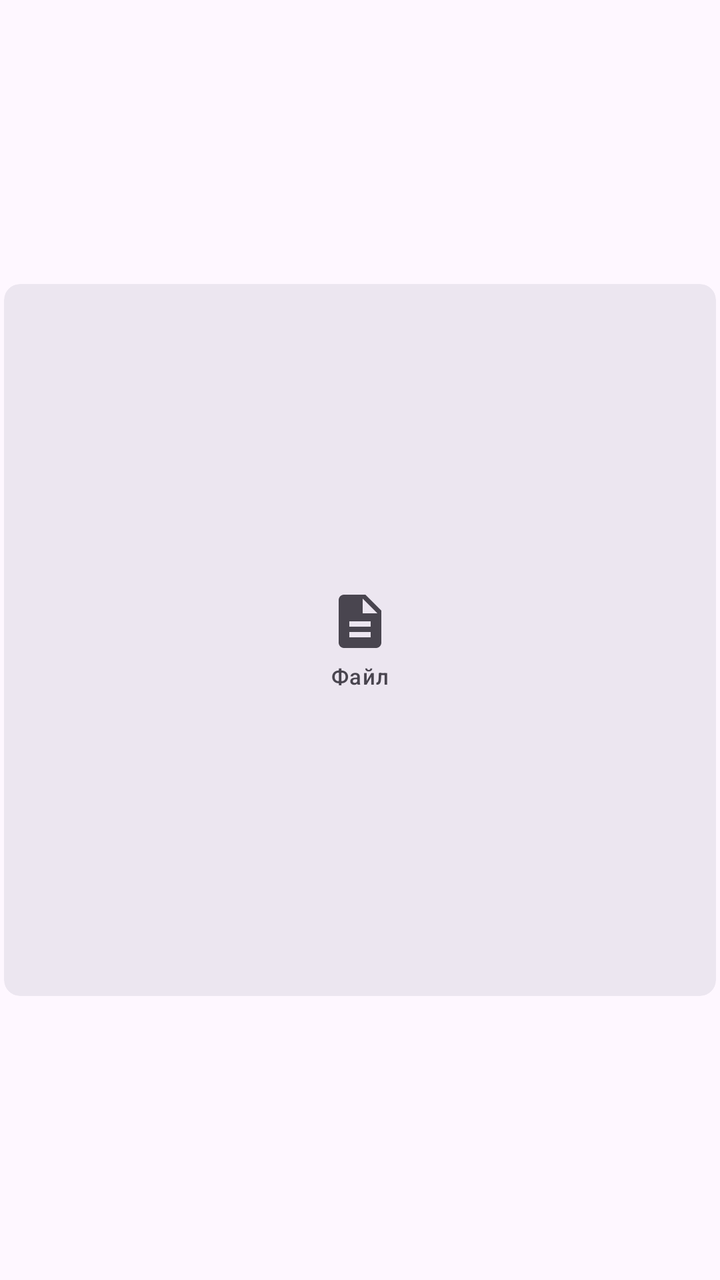
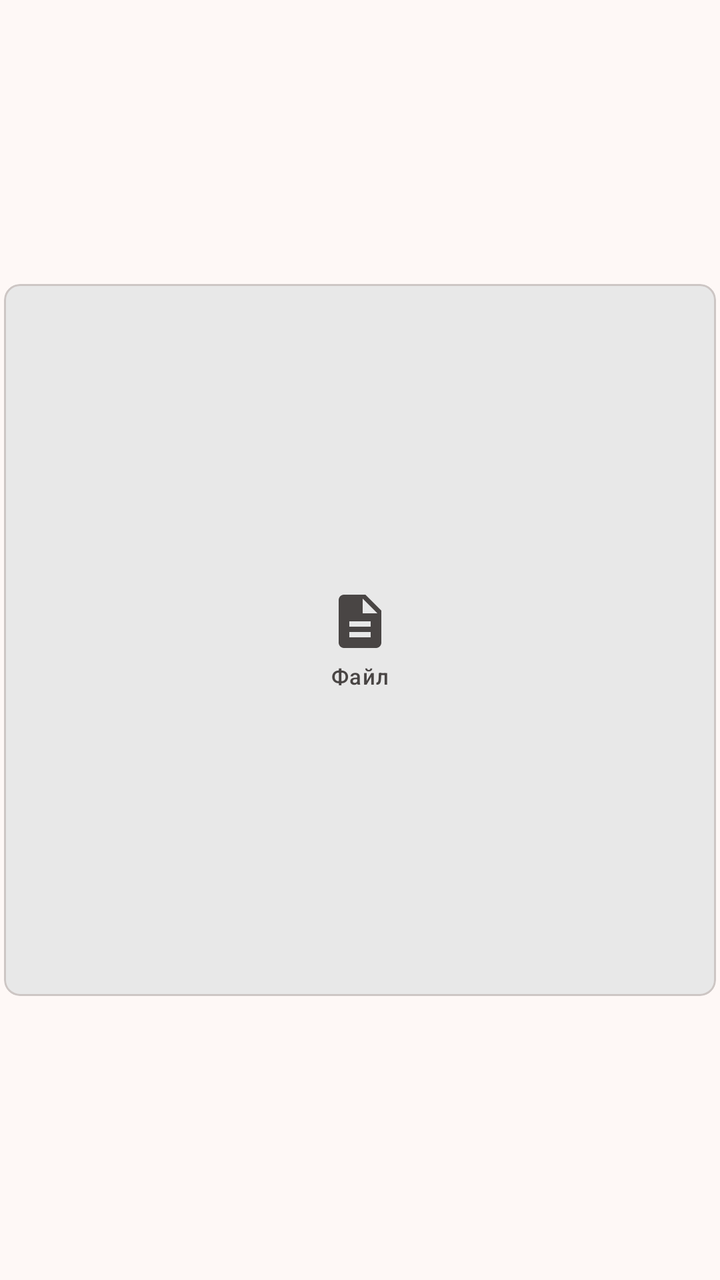

Before-and-after screenshots of an Android layout around one commit, followed by the original layout XML and the change that was made.
<!-- AndroidManifest.xml: application theme Theme.BarkfluffClientAndroid -->
<!-- res/layout/item_file_button.xml -->
<?xml version="1.0" encoding="utf-8"?>
<androidx.constraintlayout.widget.ConstraintLayout
    xmlns:android="http://schemas.android.com/apk/res/android"
    xmlns:app="http://schemas.android.com/apk/res-auto"
    android:layout_width="match_parent"
    android:layout_height="wrap_content"
    android:padding="2dp">

    <androidx.cardview.widget.CardView
        android:id="@+id/cardView"
        android:layout_width="0dp"
        android:layout_height="0dp"
        app:cardBackgroundColor="?attr/colorSurfaceContainerHigh"
        app:cardCornerRadius="8dp"
        app:cardElevation="0dp"
        app:layout_constraintDimensionRatio="1:1"
        app:layout_constraintTop_toTopOf="parent"
        app:layout_constraintBottom_toBottomOf="parent"
        app:layout_constraintStart_toStartOf="parent"
        app:layout_constraintEnd_toEndOf="parent">

        <LinearLayout
            android:layout_width="match_parent"
            android:layout_height="match_parent"
            android:gravity="center"
            android:orientation="vertical">

            <ImageView
                android:layout_width="32dp"
                android:layout_height="32dp"
                android:src="@drawable/ic_file"
                app:tint="?attr/colorOnSurfaceVariant" />

            <TextView
                android:layout_width="wrap_content"
                android:layout_height="wrap_content"
                android:layout_marginTop="4dp"
                android:text="@string/file_button"
                android:textAppearance="?attr/textAppearanceLabelSmall"
                android:textColor="?attr/colorOnSurfaceVariant" />

        </LinearLayout>

    </androidx.cardview.widget.CardView>

</androidx.constraintlayout.widget.ConstraintLayout>
<!-- resources referenced by this layout -->
<resources>
  <style name="Base.Theme.BarkfluffClientAndroid" parent="Theme.Material3.DayNight.NoActionBar">
          
          <item name="android:windowLayoutInDisplayCutoutMode" tools:targetApi="p">shortEdges</item>
          <item name="android:statusBarColor">@android:color/transparent</item>
          <item name="android:navigationBarColor">@android:color/transparent</item>
          <item name="android:windowBackground">?android:attr/colorBackground</item>
  
          
          <item name="shapeAppearanceSmallComponent">@style/ShapeAppearance.Material3.SmallComponent</item>
          <item name="shapeAppearanceMediumComponent">@style/ShapeAppearance.Material3.MediumComponent</item>
          <item name="shapeAppearanceLargeComponent">@style/ShapeAppearance.Material3.LargeComponent</item>
  
          
          <item name="textAppearanceDisplayLarge">@style/TextAppearance.Material3.DisplayLarge</item>
          <item name="textAppearanceHeadlineLarge">@style/TextAppearance.Material3.HeadlineLarge</item>
          <item name="textAppearanceTitleLarge">@style/TextAppearance.Material3.TitleLarge</item>
      </style>
  <!-- unchanged entries left out for length: 3 -->
</resources>

<!-- the commit's change to res/layout/item_file_button.xml (unified diff, before → after) -->
@@ -6,7 +6,7 @@
     android:layout_height="wrap_content"
     android:padding="2dp">
 
-    <androidx.cardview.widget.CardView
+    <com.google.android.material.card.MaterialCardView
         android:id="@+id/cardView"
         android:layout_width="0dp"
         android:layout_height="0dp"
@@ -41,6 +41,6 @@
 
         </LinearLayout>
 
-    </androidx.cardview.widget.CardView>
+    </com.google.android.material.card.MaterialCardView>
 
 </androidx.constraintlayout.widget.ConstraintLayout>
<!-- resource entries referenced after the edit -->
@@ -6,6 +6,47 @@
           <item name="android:statusBarColor">@android:color/transparent</item>
           <item name="android:navigationBarColor">@android:color/transparent</item>
           <item name="android:windowBackground">?android:attr/colorBackground</item>
+  
+          
+          <item name="colorPrimary">@color/primary</item>
+          <item name="colorOnPrimary">@color/on_primary</item>
+          <item name="colorPrimaryContainer">@color/primary_container</item>
+          <item name="colorOnPrimaryContainer">@color/on_primary_container</item>
+  
+          <item name="colorSecondary">@color/secondary</item>
+          <item name="colorOnSecondary">@color/on_secondary</item>
+          <item name="colorSecondaryContainer">@color/secondary_container</item>
+          <item name="colorOnSecondaryContainer">@color/on_secondary_container</item>
+  
+          <item name="colorTertiary">@color/tertiary</item>
+          <item name="colorOnTertiary">@color/on_tertiary</item>
+          <item name="colorTertiaryContainer">@color/tertiary_container</item>
+          <item name="colorOnTertiaryContainer">@color/on_tertiary_container</item>
+  
+          <item name="colorError">@color/error</item>
+          <item name="colorOnError">@color/on_error</item>
+          <item name="colorErrorContainer">@color/error_container</item>
+          <item name="colorOnErrorContainer">@color/on_error_container</item>
+  
+          <item name="colorSurface">@color/surface</item>
+          <item name="colorOnSurface">@color/on_surface</item>
+          <item name="colorOnSurfaceVariant">@color/on_surface_variant</item>
+  
+          <item name="colorSurfaceContainerLowest">@color/surface_container_lowest</item>
+          <item name="colorSurfaceContainerLow">@color/surface_container_low</item>
+          <item name="colorSurfaceContainer">@color/surface_container</item>
+          <item name="colorSurfaceContainerHigh">@color/surface_container_high</item>
+          <item name="colorSurfaceContainerHighest">@color/surface_container_highest</item>
+  
+          <item name="colorOutline">@color/outline</item>
+          <item name="colorOutlineVariant">@color/outline_variant</item>
+  
+          <item name="android:colorBackground">@color/background</item>
+          <item name="colorOnBackground">@color/on_background</item>
+  
+          <item name="colorSurfaceInverse">@color/inverse_surface</item>
+          <item name="colorOnSurfaceInverse">@color/inverse_on_surface</item>
+          <item name="colorPrimaryInverse">@color/inverse_primary</item>
   
           
           <item name="shapeAppearanceSmallComponent">@style/ShapeAppearance.Material3.SmallComponent</item>
@@ -17,6 +58,37 @@
           <item name="textAppearanceHeadlineLarge">@style/TextAppearance.Material3.HeadlineLarge</item>
           <item name="textAppearanceTitleLarge">@style/TextAppearance.Material3.TitleLarge</item>
       </style>
+  <color name="primary">#FF6B35</color>
+  <color name="on_primary">#FFFFFF</color>
+  <color name="primary_container">#FFDAD0</color>
+  <color name="on_primary_container">#4A2000</color>
+  <color name="secondary">#2196F3</color>
+  <color name="on_secondary">#FFFFFF</color>
+  <color name="secondary_container">#D0E4FF</color>
+  <color name="on_secondary_container">#001F3A</color>
+  <color name="tertiary">#03DAC6</color>
+  <color name="on_tertiary">#000000</color>
+  <color name="tertiary_container">#00E5D2</color>
+  <color name="on_tertiary_container">#00202A</color>
+  <color name="error">#BA1A1A</color>
+  <color name="on_error">#FFFFFF</color>
+  <color name="error_container">#FFDAD6</color>
+  <color name="on_error_container">#410002</color>
+  <color name="surface">#FEF8F6</color>
+  <color name="on_surface">#1C1B1A</color>
+  <color name="on_surface_variant">#494544</color>
+  <color name="surface_container_lowest">#FFFFFF</color>
+  <color name="surface_container_low">#FEF8F6</color>
+  <color name="surface_container">#F0F0F0</color>
+  <color name="surface_container_high">#E8E8E8</color>
+  <color name="surface_container_highest">#E2E2E2</color>
+  <color name="outline">#7C7775</color>
+  <color name="outline_variant">#CDC6C4</color>
+  <color name="background">#FEF8F6</color>
+  <color name="on_background">#1C1B1A</color>
+  <color name="inverse_surface">#31302E</color>
+  <color name="inverse_on_surface">#F5F0EE</color>
+  <color name="inverse_primary">#FFB5A0</color>
   <!-- unchanged entries left out for length: 3 -->
 </resources>
 
